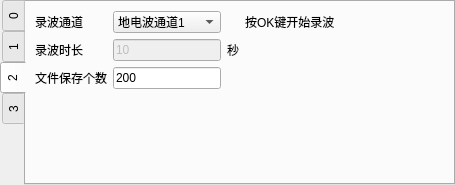
Old version of the form Gui/MainMenu/Menu6/DebugSet/debugui.ui in the repository rpdhunter/swbox.
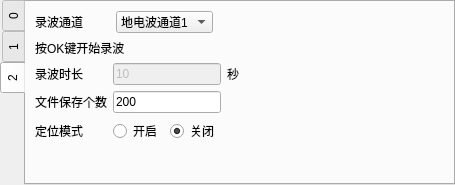
New version of the form.

The edit to the form file:
```diff
--- a/Gui/MainMenu/Menu6/DebugSet/debugui.ui
+++ b/Gui/MainMenu/Menu6/DebugSet/debugui.ui
@@ -455,15 +455,15 @@
       </attribute>
       <layout class="QVBoxLayout" name="verticalLayout">
        <item>
-        <layout class="QGridLayout" name="gridLayout_5">
-         <item row="0" column="0">
+        <layout class="QHBoxLayout" name="horizontalLayout_2">
+         <item>
           <widget class="QLabel" name="label">
            <property name="text">
-            <string>录波通道</string>
+            <string>录波通道        </string>
            </property>
           </widget>
          </item>
-         <item row="0" column="1">
+         <item>
           <widget class="QComboBox" name="comboBox">
            <item>
             <property name="text">
@@ -482,27 +482,44 @@
            </item>
           </widget>
          </item>
-         <item row="0" column="3">
-          <widget class="QLabel" name="lab_recWv">
-           <property name="sizePolicy">
-            <sizepolicy hsizetype="Expanding" vsizetype="Preferred">
-             <horstretch>0</horstretch>
-             <verstretch>0</verstretch>
-            </sizepolicy>
+         <item>
+          <spacer name="horizontalSpacer">
+           <property name="orientation">
+            <enum>Qt::Horizontal</enum>
            </property>
-           <property name="text">
-            <string>按OK键开始录波</string>
+           <property name="sizeHint" stdset="0">
+            <size>
+             <width>40</width>
+             <height>20</height>
+            </size>
            </property>
-          </widget>
+          </spacer>
          </item>
-         <item row="1" column="0">
+        </layout>
+       </item>
+       <item>
+        <widget class="QLabel" name="lab_recWv">
+         <property name="sizePolicy">
+          <sizepolicy hsizetype="Expanding" vsizetype="Preferred">
+           <horstretch>0</horstretch>
+           <verstretch>0</verstretch>
+          </sizepolicy>
+         </property>
+         <property name="text">
+          <string>按OK键开始录波</string>
+         </property>
+        </widget>
+       </item>
+       <item>
+        <layout class="QGridLayout" name="gridLayout_5">
+         <item row="0" column="0">
           <widget class="QLabel" name="label_2">
            <property name="text">
             <string>录波时长</string>
            </property>
           </widget>
          </item>
-         <item row="1" column="1">
+         <item row="0" column="1">
           <widget class="QLineEdit" name="lineEdit_time">
            <property name="enabled">
             <bool>false</bool>
@@ -524,14 +541,14 @@
            </property>
           </widget>
          </item>
-         <item row="1" column="2">
+         <item row="0" column="2">
           <widget class="QLabel" name="label_6">
            <property name="text">
             <string>秒</string>
            </property>
           </widget>
          </item>
-         <item row="1" column="3">
+         <item row="0" column="3">
           <spacer name="horizontalSpacer_3">
            <property name="orientation">
             <enum>Qt::Horizontal</enum>
@@ -544,14 +561,14 @@
            </property>
           </spacer>
          </item>
-         <item row="2" column="0">
+         <item row="1" column="0">
           <widget class="QLabel" name="label_7">
            <property name="text">
             <string>文件保存个数</string>
            </property>
           </widget>
          </item>
-         <item row="2" column="1">
+         <item row="1" column="1">
           <widget class="QLineEdit" name="lineEdit_MaxRecNum">
            <property name="sizePolicy">
             <sizepolicy hsizetype="Preferred" vsizetype="Fixed">
@@ -564,6 +581,34 @@
            </property>
           </widget>
          </item>
+         <item row="2" column="0">
+          <widget class="QLabel" name="label_10">
+           <property name="text">
+            <string>定位模式</string>
+           </property>
+          </widget>
+         </item>
+         <item row="2" column="1">
+          <layout class="QHBoxLayout" name="horizontalLayout">
+           <item>
+            <widget class="QRadioButton" name="rbn_2channel_OK">
+             <property name="text">
+              <string>开启</string>
+             </property>
+            </widget>
+           </item>
+           <item>
+            <widget class="QRadioButton" name="rbn_2channel_Cancel">
+             <property name="text">
+              <string>关闭</string>
+             </property>
+             <property name="checked">
+              <bool>true</bool>
+             </property>
+            </widget>
+           </item>
+          </layout>
+         </item>
         </layout>
        </item>
        <item>
@@ -581,31 +626,6 @@
        </item>
       </layout>
      </widget>
-     <widget class="QWidget" name="tab">
-      <attribute name="title">
-       <string>3</string>
-      </attribute>
-      <layout class="QVBoxLayout" name="verticalLayout_3">
-       <property name="spacing">
-        <number>0</number>
-       </property>
-       <property name="leftMargin">
-        <number>0</number>
-       </property>
-       <property name="topMargin">
-        <number>0</number>
-       </property>
-       <property name="rightMargin">
-        <number>0</number>
-       </property>
-       <property name="bottomMargin">
-        <number>0</number>
-       </property>
-       <item>
-        <widget class="QListWidget" name="listWidget"/>
-       </item>
-      </layout>
-     </widget>
     </widget>
    </item>
   </layout>
```
Left out of the diff: 2 changed lines with no effect on the pictures.
